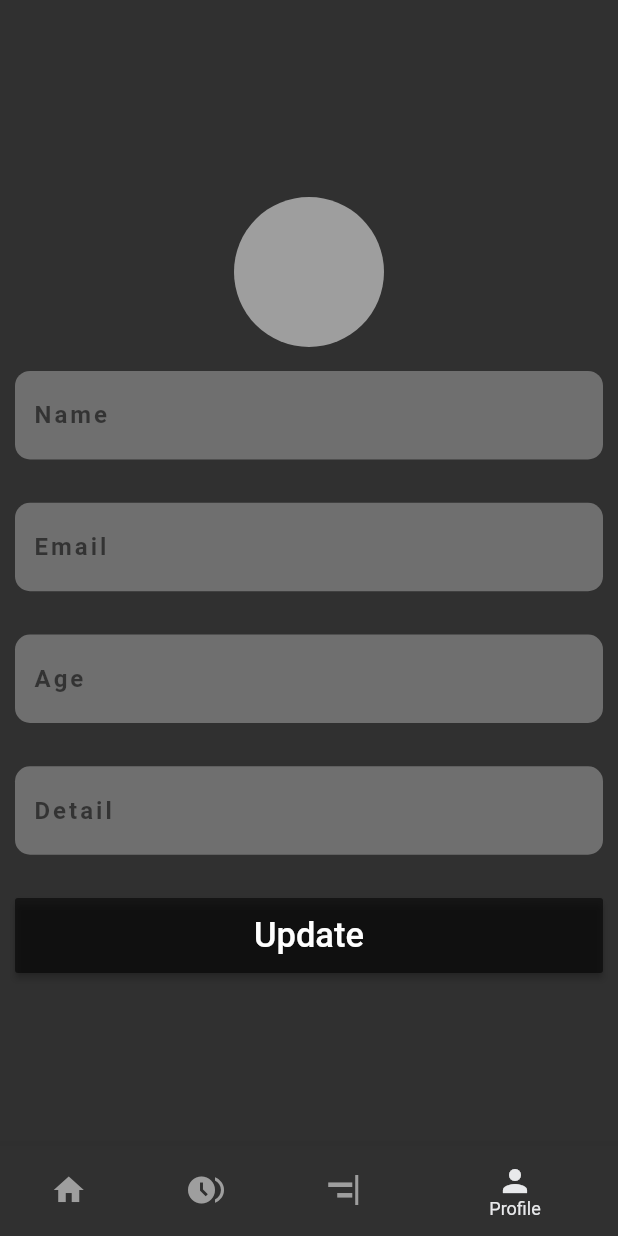
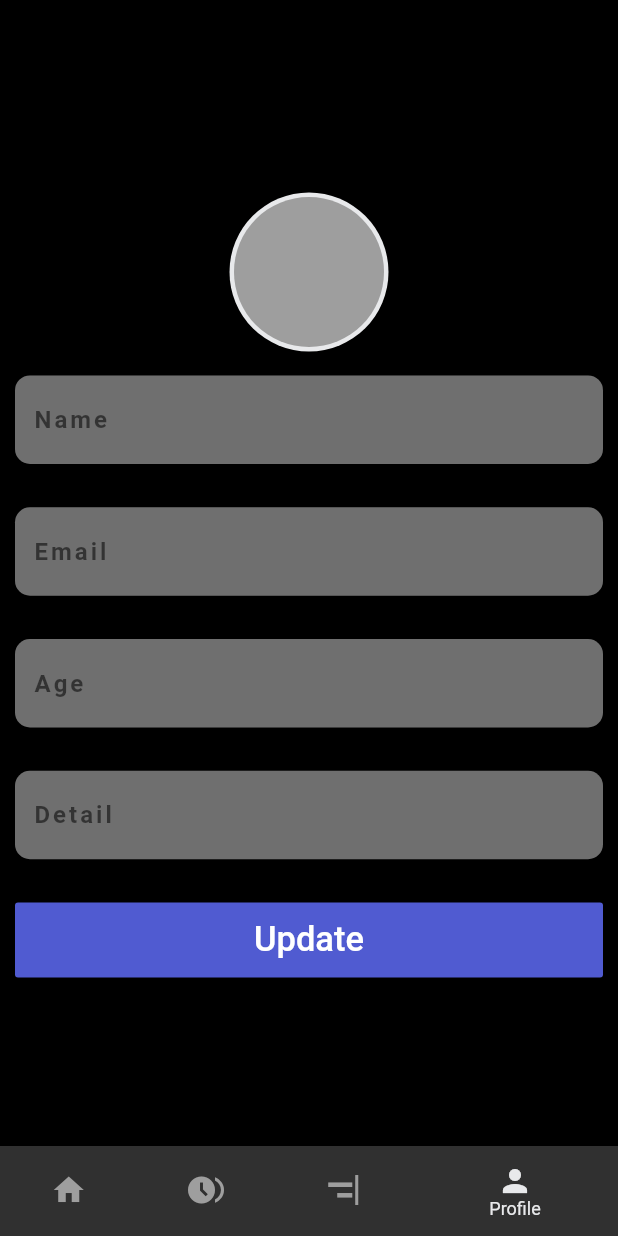
Before and after one commit to ShutterCase/buffer, a Flutter app: the screen it shows once a user with an empty profile is signed in, on a phone screen of 412 x 824 dp. Run offline on Flutter 3.47's test engine with Material 2 defaults, Android fonts, the phone set to English and light mode, and no system bars; our stand-ins replace email_validator, firebase_auth, firebase_core, firebase_database, firebase_storage, font_awesome_flutter and 4 more; accounts and stored records are empty; network calls fail.

Commit message:
added pick/crop image in profile screen & themedata changes

```diff
--- a/lib/helper/constants.dart
+++ b/lib/helper/constants.dart
@@ -9,3 +9,4 @@ const black54 = Color(0xFF363636);
 Color grey = Colors.grey[400]!;
 
 const bufferAccount = "Buffer Account";
+const emptyImageString = "https://encrypted-tbn0.gstatic.com/images?q=tbn:ANd9GcT-jVtQ0FFAZzBdbf4s0EsNsZJGrcRpKCITwv8PAMalrpHn45krrsU1BbFb82LsyCznPks&usqp=CAU";
--- a/lib/main.dart
+++ b/lib/main.dart
@@ -1,3 +1,4 @@
+import 'package:buffer/helper/constants.dart';
 import 'package:buffer/helper/route_generator.dart';
 import 'package:buffer/screens/home_screen.dart';
 import 'package:buffer/screens/login_screen.dart';
@@ -28,7 +29,11 @@ class MyApp extends StatelessWidget {
       navigatorKey: navigatorKey,
       title: 'Buffer',
       debugShowCheckedModeBanner: false,
-      theme: ThemeData.dark(),
+      theme: ThemeData(
+        primarySwatch: Colors.blue,
+      ),
+      themeMode: ThemeMode.dark,
+      darkTheme: ThemeData(brightness: Brightness.dark, scaffoldBackgroundColor: Colors.black, appBarTheme: AppBarTheme(color: Colors.black)),
       home: StreamBuilder<User?>(
           stream: FirebaseAuth.instance.authStateChanges(),
           builder: (context, snapshot) {
--- a/lib/widgets/create_profile.dart
+++ b/lib/widgets/create_profile.dart
@@ -1,11 +1,14 @@
 import 'dart:developer';
 import 'dart:io';
 
+import 'package:buffer/helper/constants.dart';
 import 'package:firebase_auth/firebase_auth.dart';
 import 'package:firebase_database/firebase_database.dart';
+import 'package:firebase_storage/firebase_storage.dart';
 import 'package:flutter/cupertino.dart';
 import 'package:flutter/material.dart';
 import 'package:image_picker/image_picker.dart';
+import 'package:uuid/uuid.dart';
 
 class CreateProfile extends StatefulWidget {
   const CreateProfile({Key? key}) : super(key: key);
@@ -36,26 +39,27 @@ class _CreateProfileState extends State<CreateProfile> {
     detailController.clear();
 
     if (name != "" && email != "" && detailString != "") {
-      // UploadTask uploadTask = FirebaseStorage.instance.ref().child("profilepictures").child(Uuid().v1()).putFile(profilepic!);
-      //
-      // TaskSnapshot taskSnapshot = await uploadTask;
-      // String downloadUrl = await taskSnapshot.ref.getDownloadURL();
+      UploadTask uploadTask = FirebaseStorage.instance.ref().child("profilepictures").child(Uuid().v1()).putFile(profilepic!);
+
+      TaskSnapshot taskSnapshot = await uploadTask;
+      String downloadUrl = await taskSnapshot.ref.getDownloadURL();
       var myMap = new Map();
       myMap['name'] = name;
       myMap['email'] = email;
       myMap['age'] = age;
       myMap['detailString'] = detailString;
+      myMap['image'] = downloadUrl;
 
       FirebaseDatabase.instance.ref("users").child(FirebaseAuth.instance.currentUser!.uid).set(myMap);
-      print('siddhant');
+
       log("User created!");
     } else {
       log("Please fill all the fields!");
     }
 
-    // setState(() {
-    //   profilepic = null;
-    // });
+    setState(() {
+      profilepic = null;
+    });
   }
 
   @override
@@ -84,9 +88,13 @@ class _CreateProfileState extends State<CreateProfile> {
                   }
                 },
                 child: CircleAvatar(
-                  radius: 50,
-                  backgroundImage: (profilepic != null) ? FileImage(profilepic!) : null,
-                  backgroundColor: Colors.grey,
+                  radius: 53,
+                  backgroundColor: whiteColor,
+                  child: CircleAvatar(
+                    radius: 50,
+                    backgroundImage: (profilepic != null) ? FileImage(profilepic!) : null,
+                    backgroundColor: Colors.grey,
+                  ),
                 ),
               ),
               textField(
@@ -116,7 +124,7 @@ class _CreateProfileState extends State<CreateProfile> {
                   onPressed: () {
                     saveUser();
                   },
-                  color: Colors.black54,
+                  color: voiletColor,
                   child: const Center(
                     child: Text(
                       "Update",
--- a/pubspec.yaml
+++ b/pubspec.yaml
@@ -47,6 +47,7 @@ dependencies:
   font_awesome_flutter: ^10.1.0
   uuid: ^3.0.6
   firebase_database: ^9.0.18
+  image_cropper: ^2.0.3
 
 dev_dependencies:
   flutter_test:
```
Also changed, not shown: lib/screens/profile_screen.dart (+116 -7 lines), pubspec.lock, 1 other file.
